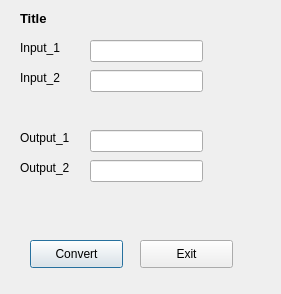
Old version of the form convert_dlg_float_float.ui in the repository bvermeulen/Seistools.
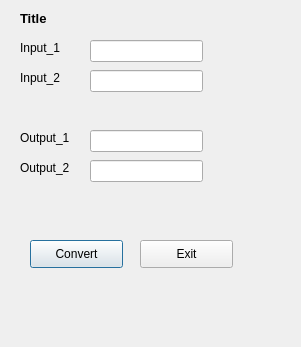
New version of the form.

What changed in the file:
```diff
--- a/convert_dlg_float_float.ui
+++ b/convert_dlg_float_float.ui
@@ -6,8 +6,8 @@
    <rect>
     <x>0</x>
     <y>0</y>
-    <width>281</width>
-    <height>294</height>
+    <width>301</width>
+    <height>347</height>
    </rect>
   </property>
   <property name="windowTitle">
```
